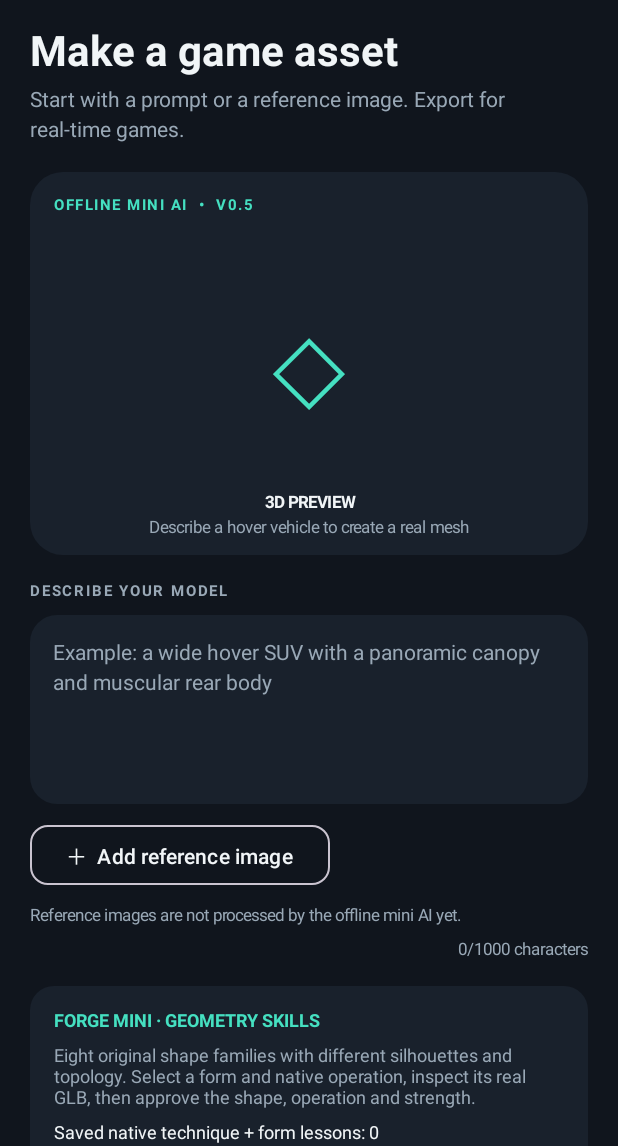
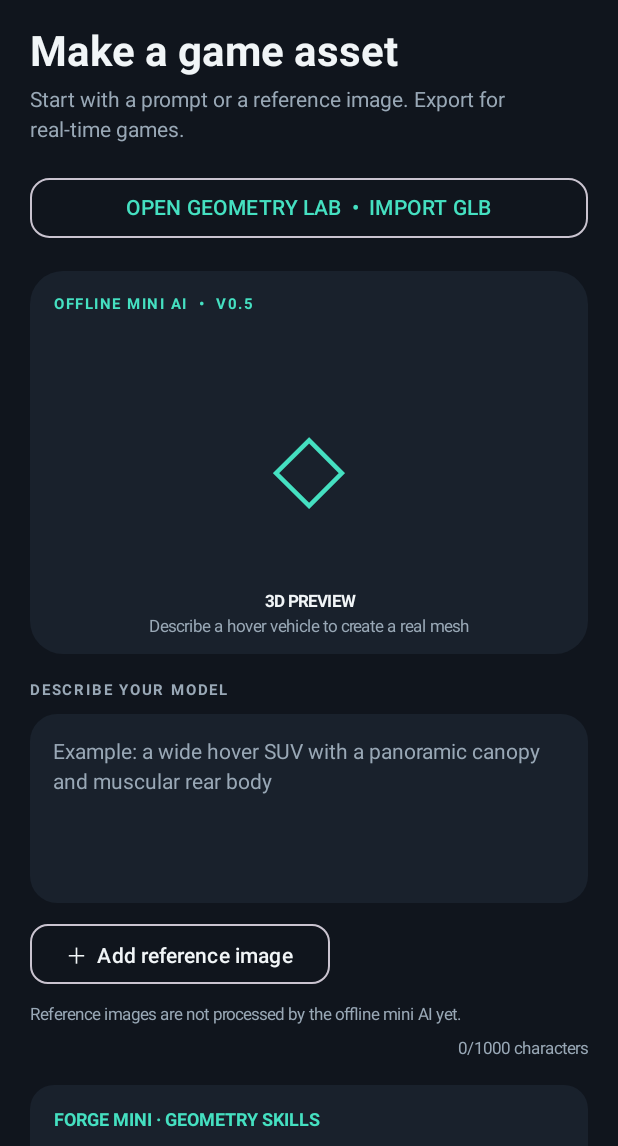
Before and after one commit to tpylman90-ctrl/Assetwright, an Android app built with Jetpack Compose: the composable AssetwrightScreen shown on its own in the app's theme, on a phone screen of 412 x 824 dp, the part 90-1236 px from its top. Run offline under Robolectric (Android 15) with nearby library versions, the phone set to English and light mode, and no system bars.

Commit message:
Link native Geometry Lab from Assetwright home screen

```diff
--- a/app/src/main/java/com/assetwright/app/MainActivity.kt
+++ b/app/src/main/java/com/assetwright/app/MainActivity.kt
@@ -274,6 +274,21 @@ private fun AssetwrightScreen() {
                 Column(verticalArrangement = Arrangement.spacedBy(6.dp)) {
                     Text("Make a game asset", color = TextMain, fontSize = 28.sp, fontWeight = FontWeight.Bold)
                     Text("Start with a prompt or a reference image. Export for real-time games.", color = TextMuted, fontSize = 14.sp, lineHeight = 20.sp)
+                }
+            }
+
+            item {
+                OutlinedButton(
+                    onClick = {
+                        context.startActivity(
+                            android.content.Intent(context, com.assetwright.app.geometry.GeometryLabActivity::class.java)
+                        )
+                    },
+                    modifier = Modifier.fillMaxWidth(),
+                    shape = RoundedCornerShape(13.dp),
+                    colors = ButtonDefaults.outlinedButtonColors(contentColor = Teal)
+                ) {
+                    Text("OPEN GEOMETRY LAB  •  IMPORT GLB")
                 }
             }
 
```
